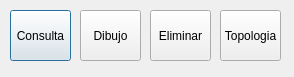
Before: the Qt Designer form master/Master_dialog_base.ui in dignacio/python, drawn with Qt 5.
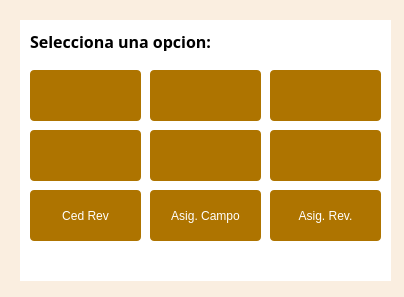
After: the same form once the commit is applied. Icons and pictures are not drawn.

Commit message: version sin asignacion campo

What changed in the file:
```diff
--- a/master/Master_dialog_base.ui
+++ b/master/Master_dialog_base.ui
@@ -6,64 +6,387 @@
    <rect>
     <x>0</x>
     <y>0</y>
-    <width>294</width>
-    <height>77</height>
+    <width>404</width>
+    <height>297</height>
    </rect>
   </property>
+  <property name="minimumSize">
+   <size>
+    <width>403</width>
+    <height>296</height>
+   </size>
+  </property>
+  <property name="maximumSize">
+   <size>
+    <width>404</width>
+    <height>297</height>
+   </size>
+  </property>
   <property name="windowTitle">
    <string>Master</string>
   </property>
-  <widget class="QPushButton" name="btnConsulta">
+  <property name="styleSheet">
+   <string notr="true">QDialog{
+background : rgb(250,238,224);
+}</string>
+  </property>
+  <widget class="QWidget" name="widget" native="true">
    <property name="geometry">
     <rect>
-     <x>10</x>
-     <y>10</y>
-     <width>61</width>
-     <height>51</height>
+     <x>20</x>
+     <y>20</y>
+     <width>371</width>
+     <height>261</height>
     </rect>
    </property>
-   <property name="text">
-    <string>Consulta</string>
+   <property name="styleSheet">
+    <string notr="true">QWidget{
+background : rgb(255,255,255);
+}</string>
    </property>
-  </widget>
-  <widget class="QPushButton" name="btnTopologia">
-   <property name="geometry">
-    <rect>
-     <x>220</x>
-     <y>10</y>
-     <width>61</width>
-     <height>51</height>
-    </rect>
-   </property>
-   <property name="text">
-    <string>Topologia</string>
-   </property>
-  </widget>
-  <widget class="QPushButton" name="btnDibujo">
-   <property name="geometry">
-    <rect>
-     <x>80</x>
-     <y>10</y>
-     <width>61</width>
-     <height>51</height>
-    </rect>
-   </property>
-   <property name="text">
-    <string>Dibujo</string>
-   </property>
-  </widget>
-  <widget class="QPushButton" name="btnEliminar">
-   <property name="geometry">
-    <rect>
-     <x>150</x>
-     <y>10</y>
-     <width>61</width>
-     <height>51</height>
-    </rect>
-   </property>
-   <property name="text">
-    <string>Eliminar</string>
-   </property>
+   <widget class="QPushButton" name="btnFusDiv">
+    <property name="geometry">
+     <rect>
+      <x>130</x>
+      <y>110</y>
+      <width>111</width>
+      <height>51</height>
+     </rect>
+    </property>
+    <property name="styleSheet">
+     <string notr="true">QPushButton{
+background : rgb(174, 116, 0);
+color : rgb(255, 255, 255);
+border-radius : 4px;
+}
+QPushButton::hover{
+background : rgb(104, 69, 13);
+color : rgb(255, 255, 255);
+border-radius : 4px;
+}
+QPushButton:disabled {
+background: rgb(217, 217, 217)
+}</string>
+    </property>
+    <property name="text">
+     <string/>
+    </property>
+    <property name="icon">
+     <iconset resource="resources.qrc">
+      <normaloff>:/plugins/Master/icons/DivisionFusion.png</normaloff>:/plugins/Master/icons/DivisionFusion.png</iconset>
+    </property>
+    <property name="iconSize">
+     <size>
+      <width>112</width>
+      <height>112</height>
+     </size>
+    </property>
+   </widget>
+   <widget class="QPushButton" name="btnCedRev">
+    <property name="geometry">
+     <rect>
+      <x>10</x>
+      <y>170</y>
+      <width>111</width>
+      <height>51</height>
+     </rect>
+    </property>
+    <property name="styleSheet">
+     <string notr="true">QPushButton{
+background : rgb(174, 116, 0);
+color : rgb(255, 255, 255);
+border-radius : 4px;
+}
+QPushButton::hover{
+background : rgb(104, 69, 13);
+color : rgb(255, 255, 255);
+border-radius : 4px;
+}
+QPushButton:disabled {
+background: rgb(217, 217, 217)
+}</string>
+    </property>
+    <property name="text">
+     <string>Ced Rev</string>
+    </property>
+   </widget>
+   <widget class="QPushButton" name="btnDibujo">
+    <property name="geometry">
+     <rect>
+      <x>130</x>
+      <y>50</y>
+      <width>111</width>
+      <height>51</height>
+     </rect>
+    </property>
+    <property name="styleSheet">
+     <string notr="true">QPushButton{
+background : rgb(174, 116, 0);
+color : rgb(255, 255, 255);
+border-radius : 4px;
+}
+QPushButton::hover{
+background : rgb(104, 69, 13);
+color : rgb(255, 255, 255);
+border-radius : 4px;
+}
+QPushButton:disabled {
+background: rgb(217, 217, 217)
+}</string>
+    </property>
+    <property name="text">
+     <string/>
+    </property>
+    <property name="icon">
+     <iconset resource="resources.qrc">
+      <normaloff>:/plugins/Master/icons/dibujo.png</normaloff>:/plugins/Master/icons/dibujo.png</iconset>
+    </property>
+    <property name="iconSize">
+     <size>
+      <width>112</width>
+      <height>112</height>
+     </size>
+    </property>
+   </widget>
+   <widget class="QPushButton" name="btnEliminar">
+    <property name="geometry">
+     <rect>
+      <x>250</x>
+      <y>50</y>
+      <width>111</width>
+      <height>51</height>
+     </rect>
+    </property>
+    <property name="styleSheet">
+     <string notr="true">QPushButton{
+background : rgb(174, 116, 0);
+color : rgb(255, 255, 255);
+border-radius : 4px;
+}
+QPushButton::hover{
+background : rgb(104, 69, 13);
+color : rgb(255, 255, 255);
+border-radius : 4px;
+}
+QPushButton:disabled {
+background: rgb(217, 217, 217)
+}</string>
+    </property>
+    <property name="text">
+     <string/>
+    </property>
+    <property name="icon">
+     <iconset resource="resources.qrc">
+      <normaloff>:/plugins/Master/icons/Eliminar.png</normaloff>:/plugins/Master/icons/Eliminar.png</iconset>
+    </property>
+    <property name="iconSize">
+     <size>
+      <width>112</width>
+      <height>112</height>
+     </size>
+    </property>
+   </widget>
+   <widget class="QPushButton" name="btnTopologia">
+    <property name="geometry">
+     <rect>
+      <x>10</x>
+      <y>110</y>
+      <width>111</width>
+      <height>51</height>
+     </rect>
+    </property>
+    <property name="styleSheet">
+     <string notr="true">QPushButton{
+background : rgb(174, 116, 0);
+color : rgb(255, 255, 255);
+border-radius : 4px;
+}
+QPushButton::hover{
+background : rgb(104, 69, 13);
+color : rgb(255, 255, 255);
+border-radius : 4px;
+}
+QPushButton:disabled {
+background: rgb(217, 217, 217)
+}</string>
+    </property>
+    <property name="text">
+     <string/>
+    </property>
+    <property name="icon">
+     <iconset resource="resources.qrc">
+      <normaloff>:/plugins/Master/icons/Topologia.png</normaloff>:/plugins/Master/icons/Topologia.png</iconset>
+    </property>
+    <property name="iconSize">
+     <size>
+      <width>112</width>
+      <height>112</height>
+     </size>
+    </property>
+   </widget>
+   <widget class="QPushButton" name="btnCargaMasiva">
+    <property name="geometry">
+     <rect>
+      <x>250</x>
+      <y>110</y>
+      <width>111</width>
+      <height>51</height>
+     </rect>
+    </property>
+    <property name="styleSheet">
+     <string notr="true">QPushButton{
+background : rgb(174, 116, 0);
+color : rgb(255, 255, 255);
+border-radius : 4px;
+}
+QPushButton::hover{
+background : rgb(104, 69, 13);
+color : rgb(255, 255, 255);
+border-radius : 4px;
+}
+QPushButton:disabled {
+background: rgb(217, 217, 217)
+}</string>
+    </property>
+    <property name="text">
+     <string/>
+    </property>
+    <property name="icon">
+     <iconset resource="resources.qrc">
+      <normaloff>:/plugins/Master/icons/carga.png</normaloff>:/plugins/Master/icons/carga.png</iconset>
+    </property>
+    <property name="iconSize">
+     <size>
+      <width>112</width>
+      <height>112</height>
+     </size>
+    </property>
+   </widget>
+   <widget class="QPushButton" name="btnAsigCampo">
+    <property name="geometry">
+     <rect>
+      <x>130</x>
+      <y>170</y>
+      <width>111</width>
+      <height>51</height>
+     </rect>
+    </property>
+    <property name="styleSheet">
+     <string notr="true">QPushButton{
+background : rgb(174, 116, 0);
+color : rgb(255, 255, 255);
+border-radius : 4px;
+}
+QPushButton::hover{
+background : rgb(104, 69, 13);
+color : rgb(255, 255, 255);
+border-radius : 4px;
+}
+QPushButton:disabled {
+background: rgb(217, 217, 217)
+}</string>
+    </property>
+    <property name="text">
+     <string>Asig. Campo</string>
+    </property>
+   </widget>
+   <widget class="QPushButton" name="btnAsigRev">
+    <property name="geometry">
+     <rect>
+      <x>250</x>
+      <y>170</y>
+      <width>111</width>
+      <height>51</height>
+     </rect>
+    </property>
+    <property name="styleSheet">
+     <string notr="true">QPushButton{
+background : rgb(174, 116, 0);
+color : rgb(255, 255, 255);
+border-radius : 4px;
+}
+QPushButton::hover{
+background : rgb(104, 69, 13);
+color : rgb(255, 255, 255);
+border-radius : 4px;
+}
+QPushButton:disabled {
+background: rgb(217, 217, 217)
+}</string>
+    </property>
+    <property name="text">
+     <string>Asig. Rev.</string>
+    </property>
+   </widget>
+   <widget class="QPushButton" name="btnConsulta">
+    <property name="geometry">
+     <rect>
+      <x>10</x>
+      <y>50</y>
+      <width>111</width>
+      <height>51</height>
+     </rect>
+    </property>
+    <property name="styleSheet">
+     <string notr="true">QPushButton{
+background : rgb(174, 116, 0);
+color : rgb(255, 255, 255);
+border-radius : 4px;
+}
+QPushButton::hover{
+background : rgb(104, 69, 13);
+color : rgb(255, 255, 255);
+border-radius : 4px;
+}
+QPushButton:disabled {
+background: rgb(217, 217, 217)
+}</string>
+    </property>
+    <property name="text">
+     <string/>
+    </property>
+    <property name="icon">
+     <iconset resource="resources.qrc">
+      <normaloff>:/plugins/Master/icons/consulta.png</normaloff>:/plugins/Master/icons/consulta.png</iconset>
+    </property>
+    <property name="iconSize">
+     <size>
+      <width>112</width>
+      <height>112</height>
+     </size>
+    </property>
+   </widget>
+   <widget class="QLabel" name="label">
+    <property name="geometry">
+     <rect>
+      <x>10</x>
+      <y>10</y>
+      <width>221</width>
+      <height>21</height>
+     </rect>
+    </property>
+    <property name="font">
+     <font>
+      <family>Century Gothic</family>
+      <pointsize>12</pointsize>
+      <weight>75</weight>
+      <bold>true</bold>
+     </font>
+    </property>
+    <property name="text">
+     <string>&lt;html&gt;&lt;head/&gt;&lt;body&gt;&lt;p&gt;Selecciona una opcion:&lt;/p&gt;&lt;/body&gt;&lt;/html&gt;</string>
+    </property>
+   </widget>
+   <zorder>btnCedRev</zorder>
+   <zorder>btnAsigCampo</zorder>
+   <zorder>btnAsigRev</zorder>
+   <zorder>label</zorder>
+   <zorder>btnTopologia</zorder>
+   <zorder>btnConsulta</zorder>
+   <zorder>btnFusDiv</zorder>
+   <zorder>btnDibujo</zorder>
+   <zorder>btnEliminar</zorder>
+   <zorder>btnCargaMasiva</zorder>
   </widget>
  </widget>
  <resources/>
```
Left out of the diff: 1 changed line with no effect on the pictures. The commit also changes 191 other files.
